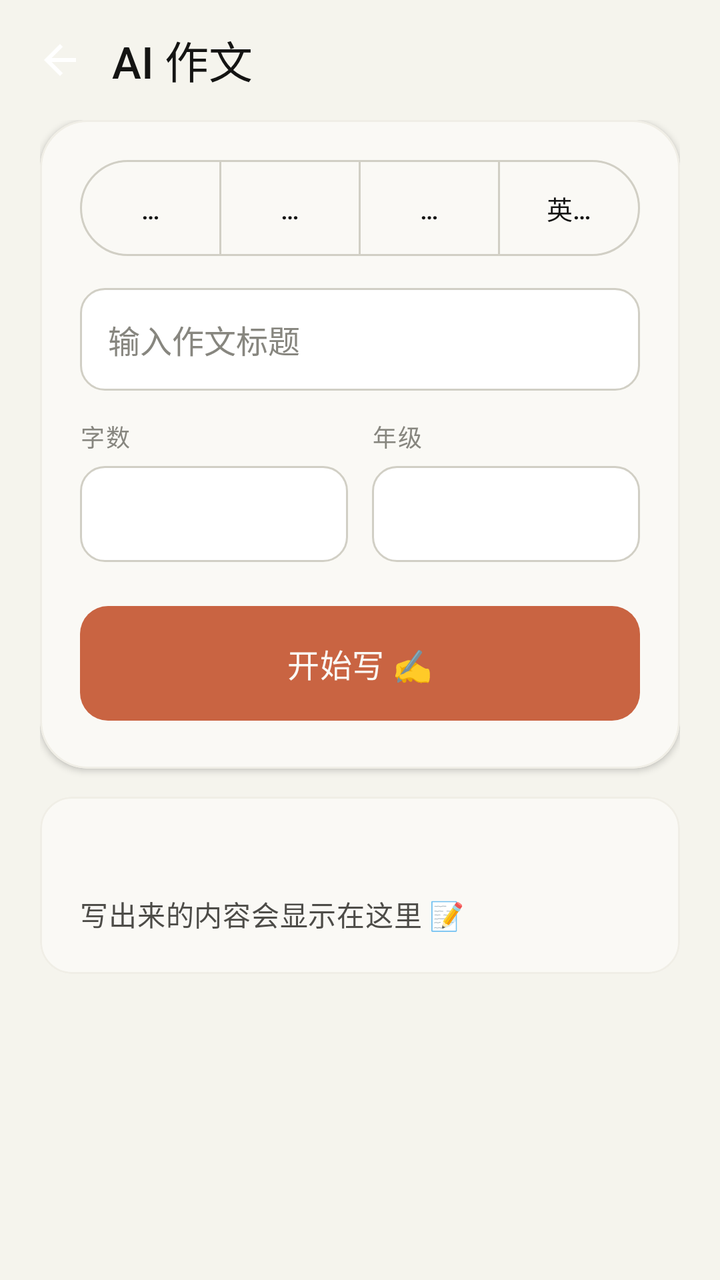
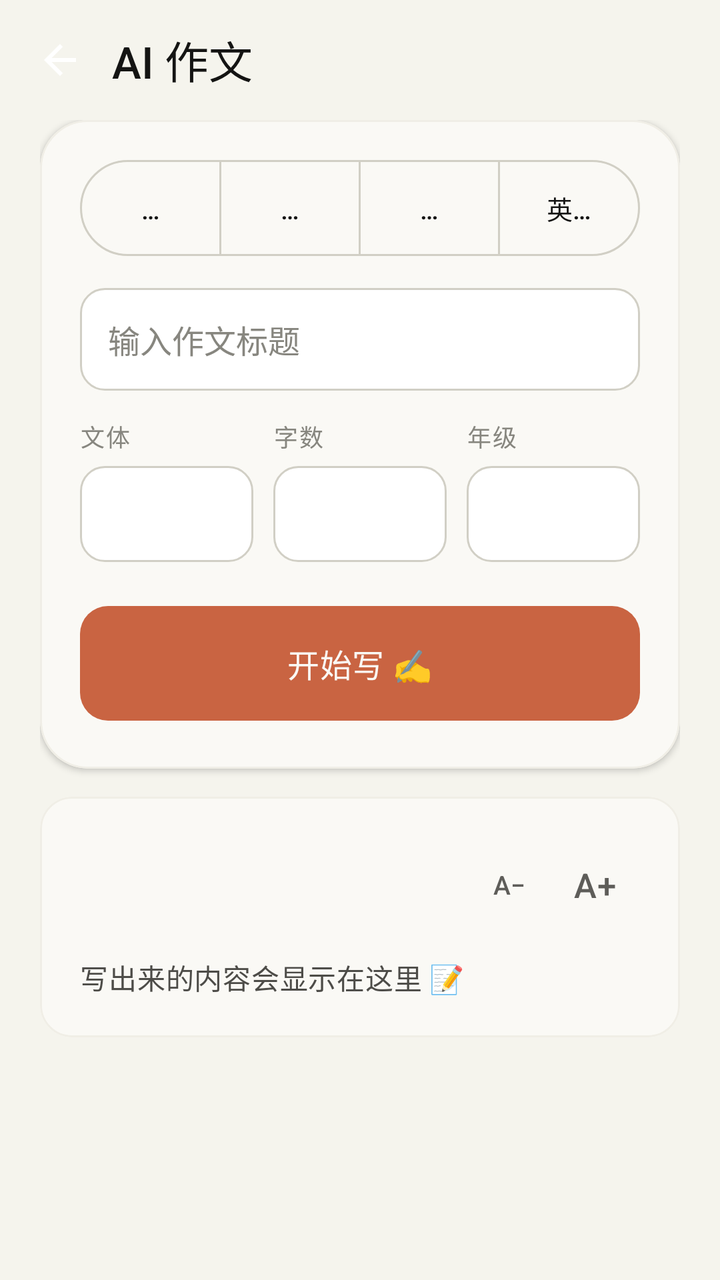

Screens rendered from an Android XML layout before and after an edit, with the pre-edit source and the edit as a unified diff.
<!-- AndroidManifest.xml: application theme Theme.FlashSearch -->
<!-- res/layout/activity_essay.xml -->
<?xml version="1.0" encoding="utf-8"?>
<LinearLayout xmlns:android="http://schemas.android.com/apk/res/android"
    xmlns:app="http://schemas.android.com/apk/res-auto"
    android:id="@+id/root"
    android:layout_width="match_parent"
    android:layout_height="match_parent"
    android:background="?android:attr/colorBackground"
    android:orientation="vertical">

    
    <LinearLayout
        android:layout_width="match_parent"
        android:layout_height="wrap_content"
        android:gravity="center_vertical"
        android:orientation="horizontal"
        android:paddingStart="8dp"
        android:paddingTop="8dp"
        android:paddingEnd="12dp"
        android:paddingBottom="8dp">

        <ImageButton
            android:id="@+id/backButton"
            android:layout_width="44dp"
            android:layout_height="44dp"
            android:background="?attr/selectableItemBackgroundBorderless"
            android:contentDescription="@string/action_close"
            android:padding="10dp"
            android:src="@drawable/ic_arrow_back" />

        <TextView
            android:layout_width="0dp"
            android:layout_height="wrap_content"
            android:layout_marginStart="4dp"
            android:layout_weight="1"
            android:text="@string/essay_title"
            android:textAppearance="@style/TextAppearance.FlashSearch.Serif.Title" />

        <com.google.android.material.button.MaterialButton
            android:id="@+id/copyButton"
            style="@style/Widget.FlashSearch.TextButton"
            android:layout_width="wrap_content"
            android:layout_height="wrap_content"
            android:text="@string/essay_action_copy"
            android:visibility="gone" />
    </LinearLayout>

    <androidx.core.widget.NestedScrollView
        android:layout_width="match_parent"
        android:layout_height="0dp"
        android:layout_weight="1"
        android:fillViewport="true">

        <LinearLayout
            android:layout_width="match_parent"
            android:layout_height="wrap_content"
            android:orientation="vertical"
            android:paddingStart="20dp"
            android:paddingEnd="20dp"
            android:paddingBottom="24dp">

            
            <com.google.android.material.card.MaterialCardView
                style="@style/Widget.FlashSearch.Card.Hero"
                android:layout_width="match_parent"
                android:layout_height="wrap_content">

                <LinearLayout
                    android:layout_width="match_parent"
                    android:layout_height="wrap_content"
                    android:orientation="vertical"
                    android:padding="20dp">

                    <com.google.android.material.button.MaterialButtonToggleGroup
                        android:id="@+id/modeGroup"
                        android:layout_width="match_parent"
                        android:layout_height="wrap_content"
                        app:selectionRequired="true"
                        app:singleSelection="true">

                        <com.google.android.material.button.MaterialButton
                            android:id="@+id/modeQuick"
                            style="@style/Widget.Material3.Button.OutlinedButton"
                            android:layout_width="0dp"
                            android:layout_height="wrap_content"
                            android:layout_weight="1"
                            android:insetTop="0dp"
                            android:insetBottom="0dp"
                            android:minWidth="0dp"
                            android:paddingStart="4dp"
                            android:paddingEnd="4dp"
                            android:text="@string/essay_mode_quick"
                            android:textSize="13sp" />

                        <com.google.android.material.button.MaterialButton
                            android:id="@+id/modeThinking"
                            style="@style/Widget.Material3.Button.OutlinedButton"
                            android:layout_width="0dp"
                            android:layout_height="wrap_content"
                            android:layout_weight="1"
                            android:insetTop="0dp"
                            android:insetBottom="0dp"
                            android:minWidth="0dp"
                            android:paddingStart="4dp"
                            android:paddingEnd="4dp"
                            android:text="@string/essay_mode_thinking"
                            android:textSize="13sp" />

                        <com.google.android.material.button.MaterialButton
                            android:id="@+id/modeMap"
                            style="@style/Widget.Material3.Button.OutlinedButton"
                            android:layout_width="0dp"
                            android:layout_height="wrap_content"
                            android:layout_weight="1"
                            android:insetTop="0dp"
                            android:insetBottom="0dp"
                            android:minWidth="0dp"
                            android:paddingStart="4dp"
                            android:paddingEnd="4dp"
                            android:text="@string/essay_mode_map"
                            android:textSize="13sp" />

                        <com.google.android.material.button.MaterialButton
                            android:id="@+id/modeEnglish"
                            style="@style/Widget.Material3.Button.OutlinedButton"
                            android:layout_width="0dp"
                            android:layout_height="wrap_content"
                            android:layout_weight="1"
                            android:insetTop="0dp"
                            android:insetBottom="0dp"
                            android:minWidth="0dp"
                            android:paddingStart="4dp"
                            android:paddingEnd="4dp"
                            android:text="@string/essay_mode_english"
                            android:textSize="13sp" />
                    </com.google.android.material.button.MaterialButtonToggleGroup>

                    <EditText
                        android:id="@+id/titleInput"
                        android:layout_width="match_parent"
                        android:layout_height="wrap_content"
                        android:layout_marginTop="16dp"
                        android:background="@drawable/bg_input"
                        android:hint="@string/essay_hint_title"
                        android:imeOptions="actionDone"
                        android:inputType="text"
                        android:maxLines="1"
                        android:paddingStart="14dp"
                        android:paddingTop="14dp"
                        android:paddingEnd="14dp"
                        android:paddingBottom="14dp"
                        android:textColor="@color/near_black"
                        android:textColorHint="@color/stone_gray"
                        android:textSize="16sp"
                        android:importantForAutofill="no" />

                    <TextView
                        android:id="@+id/queryTypeLabel"
                        android:layout_width="match_parent"
                        android:layout_height="wrap_content"
                        android:layout_marginTop="10dp"
                        android:textAppearance="@style/TextAppearance.FlashSearch.Label"
                        android:visibility="gone" />

                    <LinearLayout
                        android:layout_width="match_parent"
                        android:layout_height="wrap_content"
                        android:layout_marginTop="14dp"
                        android:orientation="horizontal">

                        <LinearLayout
                            android:layout_width="0dp"
                            android:layout_height="wrap_content"
                            android:layout_weight="1"
                            android:orientation="vertical">

                            <TextView
                                android:layout_width="wrap_content"
                                android:layout_height="wrap_content"
                                android:text="@string/essay_label_word_count"
                                android:textAppearance="@style/TextAppearance.FlashSearch.Label" />

                            <Spinner
                                android:id="@+id/wordCountSpinner"
                                android:layout_width="match_parent"
                                android:layout_height="wrap_content"
                                android:layout_marginTop="6dp"
                                android:background="@drawable/bg_input"
                                android:minHeight="48dp" />
                        </LinearLayout>

                        <LinearLayout
                            android:layout_width="0dp"
                            android:layout_height="wrap_content"
                            android:layout_marginStart="12dp"
                            android:layout_weight="1"
                            android:orientation="vertical">

                            <TextView
                                android:layout_width="wrap_content"
                                android:layout_height="wrap_content"
                                android:text="@string/essay_label_grade"
                                android:textAppearance="@style/TextAppearance.FlashSearch.Label" />

                            <Spinner
                                android:id="@+id/gradeSpinner"
                                android:layout_width="match_parent"
                                android:layout_height="wrap_content"
                                android:layout_marginTop="6dp"
                                android:background="@drawable/bg_input"
                                android:minHeight="48dp" />
                        </LinearLayout>
                    </LinearLayout>

                    <com.google.android.material.button.MaterialButton
                        android:id="@+id/generateButton"
                        style="@style/Widget.FlashSearch.PrimaryButton"
                        android:layout_width="match_parent"
                        android:layout_height="wrap_content"
                        android:layout_marginTop="18dp"
                        android:text="@string/essay_action_generate" />
                </LinearLayout>
            </com.google.android.material.card.MaterialCardView>

            
            <com.google.android.material.card.MaterialCardView
                android:id="@+id/outlineCard"
                style="@style/Widget.FlashSearch.Card"
                android:layout_width="match_parent"
                android:layout_height="wrap_content"
                android:layout_marginTop="14dp"
                android:visibility="gone">

                <LinearLayout
                    android:layout_width="match_parent"
                    android:layout_height="wrap_content"
                    android:orientation="vertical"
                    android:padding="20dp">

                    <TextView
                        android:layout_width="wrap_content"
                        android:layout_height="wrap_content"
                        android:text="@string/essay_outline_title"
                        android:textAppearance="@style/TextAppearance.FlashSearch.Serif.Section" />

                    <TextView
                        android:id="@+id/outlineText"
                        android:layout_width="match_parent"
                        android:layout_height="wrap_content"
                        android:layout_marginTop="10dp"
                        android:textAppearance="@style/TextAppearance.FlashSearch.Body"
                        android:textColor="@color/charcoal_warm" />

                    <com.google.android.material.button.MaterialButton
                        android:id="@+id/writeFromOutlineButton"
                        style="@style/Widget.FlashSearch.SecondaryButton"
                        android:layout_width="match_parent"
                        android:layout_height="wrap_content"
                        android:layout_marginTop="14dp"
                        android:text="@string/essay_action_write_from_outline" />
                </LinearLayout>
            </com.google.android.material.card.MaterialCardView>

            
            <com.google.android.material.card.MaterialCardView
                style="@style/Widget.FlashSearch.Card"
                android:layout_width="match_parent"
                android:layout_height="wrap_content"
                android:layout_marginTop="14dp">

                <LinearLayout
                    android:layout_width="match_parent"
                    android:layout_height="wrap_content"
                    android:orientation="vertical"
                    android:padding="20dp">

                    <LinearLayout
                        android:layout_width="match_parent"
                        android:layout_height="wrap_content"
                        android:gravity="center_vertical"
                        android:orientation="horizontal">

                        <ProgressBar
                            android:id="@+id/progress"
                            style="?android:attr/progressBarStyleSmall"
                            android:layout_width="16dp"
                            android:layout_height="16dp"
                            android:layout_marginEnd="8dp"
                            android:indeterminateTint="@color/terracotta"
                            android:visibility="gone" />

                        <TextView
                            android:id="@+id/statusLabel"
                            android:layout_width="0dp"
                            android:layout_height="wrap_content"
                            android:layout_weight="1"
                            android:textAppearance="@style/TextAppearance.FlashSearch.Label" />
                    </LinearLayout>

                    <TextView
                        android:id="@+id/resultTitle"
                        android:layout_width="match_parent"
                        android:layout_height="wrap_content"
                        android:layout_marginTop="14dp"
                        android:textAppearance="@style/TextAppearance.FlashSearch.Serif.Title"
                        android:visibility="gone" />

                    <TextView
                        android:id="@+id/resultText"
                        android:layout_width="match_parent"
                        android:layout_height="wrap_content"
                        android:layout_marginTop="12dp"
                        android:lineSpacingMultiplier="1.7"
                        android:text="@string/essay_empty_result"
                        android:textAppearance="@style/TextAppearance.FlashSearch.Body"
                        android:textColor="@color/charcoal_warm"
                        android:textIsSelectable="true" />
                </LinearLayout>
            </com.google.android.material.card.MaterialCardView>
        </LinearLayout>
    </androidx.core.widget.NestedScrollView>
</LinearLayout>
<!-- resources referenced by this layout -->
<resources>
  <color name="charcoal_warm">#4D4C48</color>
  <color name="near_black">#141413</color>
  <color name="stone_gray">#87867F</color>
  <color name="terracotta">#C96442</color>
  <!-- drawable bg_input (drawable) -->
  <?xml version="1.0" encoding="utf-8"?>
  <shape xmlns:android="http://schemas.android.com/apk/res/android"
      android:shape="rectangle">
      <solid android:color="@color/pure_white" />
      <corners android:radius="12dp" />
      <stroke
          android:width="1dp"
          android:color="@color/ring_warm" />
  </shape>
  <!-- drawable ic_arrow_back (drawable) -->
  <vector xmlns:android="http://schemas.android.com/apk/res/android"
      android:width="24dp"
      android:height="24dp"
      android:viewportWidth="24"
      android:viewportHeight="24"
      android:autoMirrored="true">
      <path
          android:fillColor="#FFFFFFFF"
          android:pathData="M20,11H7.83l5.59,-5.59L12,4l-8,8 8,8 1.41,-1.41L7.83,13H20v-2z" />
  </vector>
  <string name="action_close">关闭</string>
  <string name="essay_action_copy">复制全文</string>
  <string name="essay_action_generate">开始写 ✍️</string>
  <string name="essay_action_write_from_outline">按这个提纲写 ✍️</string>
  <string name="essay_empty_result">写出来的内容会显示在这里 📝</string>
  <string name="essay_hint_title">输入作文标题</string>
  <string name="essay_label_grade">年级</string>
  <string name="essay_label_word_count">字数</string>
  <string name="essay_mode_english">英语</string>
  <string name="essay_mode_map">导图</string>
  <string name="essay_mode_quick">快速写作</string>
  <string name="essay_mode_thinking">列提纲</string>
  <string name="essay_outline_title">写作提纲</string>
  <string name="essay_title">AI 作文</string>
  <style name="TextAppearance.FlashSearch.Body" parent="TextAppearance.Material3.BodyMedium">
          <item name="android:lineSpacingMultiplier">1.5</item>
          <item name="android:textColor">@color/olive_gray</item>
      </style>
  <style name="TextAppearance.FlashSearch.Label" parent="TextAppearance.Material3.LabelMedium">
          <item name="android:letterSpacing">0.06</item>
          <item name="android:textColor">@color/stone_gray</item>
      </style>
  <style name="TextAppearance.FlashSearch.Serif.Title" parent="TextAppearance.Material3.TitleLarge">
          <item name="android:fontFamily">serif</item>
          <item name="android:textStyle">normal</item>
          <item name="android:textColor">@color/near_black</item>
          <item name="android:letterSpacing">0</item>
          <item name="android:textFontWeight" tools:targetApi="28">500</item>
      </style>
  <style name="Widget.FlashSearch.Card" parent="Widget.Material3.CardView.Elevated">
          <item name="cardBackgroundColor">@color/ivory</item>
          <item name="cardCornerRadius">16dp</item>
          <item name="cardElevation">0dp</item>
          <item name="strokeColor">@color/border_cream</item>
          <item name="strokeWidth">1dp</item>
      </style>
  <style name="Widget.FlashSearch.Card.Hero" parent="Widget.FlashSearch.Card">
          <item name="cardCornerRadius">24dp</item>
          <item name="cardElevation">2dp</item>
      </style>
  <style name="Widget.FlashSearch.TextButton" parent="Widget.Material3.Button.TextButton">
          <item name="android:textColor">@color/olive_gray</item>
          <item name="rippleColor">@color/warm_sand</item>
          <item name="elevation">0dp</item>
      </style>
  <color name="pure_white">#FFFFFF</color>
  <color name="ring_warm">#D1CFC5</color>
  <color name="olive_gray">#5E5D59</color>
  <color name="ivory">#FAF9F5</color>
  <color name="border_cream">#F0EEE6</color>
  <color name="warm_sand">#E8E6DC</color>
  <color name="coral">#D97757</color>
  <color name="error_crimson">#B53333</color>
  <color name="parchment">#F5F4ED</color>
</resources>

<!-- the commit's change to res/layout/activity_essay.xml (unified diff, before → after) -->
@@ -176,11 +176,11 @@
                             <TextView
                                 android:layout_width="wrap_content"
                                 android:layout_height="wrap_content"
-                                android:text="@string/essay_label_word_count"
+                                android:text="@string/essay_label_genre"
                                 android:textAppearance="@style/TextAppearance.FlashSearch.Label" />
 
                             <Spinner
-                                android:id="@+id/wordCountSpinner"
+                                android:id="@+id/genreSpinner"
                                 android:layout_width="match_parent"
                                 android:layout_height="wrap_content"
                                 android:layout_marginTop="6dp"
@@ -191,7 +191,29 @@
                         <LinearLayout
                             android:layout_width="0dp"
                             android:layout_height="wrap_content"
-                            android:layout_marginStart="12dp"
+                            android:layout_marginStart="10dp"
+                            android:layout_weight="1"
+                            android:orientation="vertical">
+
+                            <TextView
+                                android:layout_width="wrap_content"
+                                android:layout_height="wrap_content"
+                                android:text="@string/essay_label_word_count"
+                                android:textAppearance="@style/TextAppearance.FlashSearch.Label" />
+
+                            <Spinner
+                                android:id="@+id/wordCountSpinner"
+                                android:layout_width="match_parent"
+                                android:layout_height="wrap_content"
+                                android:layout_marginTop="6dp"
+                                android:background="@drawable/bg_input"
+                                android:minHeight="48dp" />
+                        </LinearLayout>
+
+                        <LinearLayout
+                            android:layout_width="0dp"
+                            android:layout_height="wrap_content"
+                            android:layout_marginStart="10dp"
                             android:layout_weight="1"
                             android:orientation="vertical">
 
@@ -294,6 +316,34 @@
                             android:layout_height="wrap_content"
                             android:layout_weight="1"
                             android:textAppearance="@style/TextAppearance.FlashSearch.Label" />
+
+                        <com.google.android.material.button.MaterialButton
+                            android:id="@+id/fontSmallerButton"
+                            style="@style/Widget.FlashSearch.TextButton"
+                            android:layout_width="wrap_content"
+                            android:layout_height="wrap_content"
+                            android:contentDescription="@string/essay_font_smaller"
+                            android:insetTop="0dp"
+                            android:insetBottom="0dp"
+                            android:minWidth="0dp"
+                            android:paddingStart="12dp"
+                            android:paddingEnd="12dp"
+                            android:text="@string/essay_font_smaller"
+                            android:textSize="13sp" />
+
+                        <com.google.android.material.button.MaterialButton
+                            android:id="@+id/fontLargerButton"
+                            style="@style/Widget.FlashSearch.TextButton"
+                            android:layout_width="wrap_content"
+                            android:layout_height="wrap_content"
+                            android:contentDescription="@string/essay_font_larger"
+                            android:insetTop="0dp"
+                            android:insetBottom="0dp"
+                            android:minWidth="0dp"
+                            android:paddingStart="12dp"
+                            android:paddingEnd="12dp"
+                            android:text="@string/essay_font_larger"
+                            android:textSize="17sp" />
                     </LinearLayout>
 
                     <TextView
<!-- resource entries referenced after the edit -->
@@ -30,7 +30,10 @@
   <string name="essay_action_generate">开始写 ✍️</string>
   <string name="essay_action_write_from_outline">按这个提纲写 ✍️</string>
   <string name="essay_empty_result">写出来的内容会显示在这里 📝</string>
+  <string name="essay_font_larger">A+</string>
+  <string name="essay_font_smaller">A−</string>
   <string name="essay_hint_title">输入作文标题</string>
+  <string name="essay_label_genre">文体</string>
   <string name="essay_label_grade">年级</string>
   <string name="essay_label_word_count">字数</string>
   <string name="essay_mode_english">英语</string>
